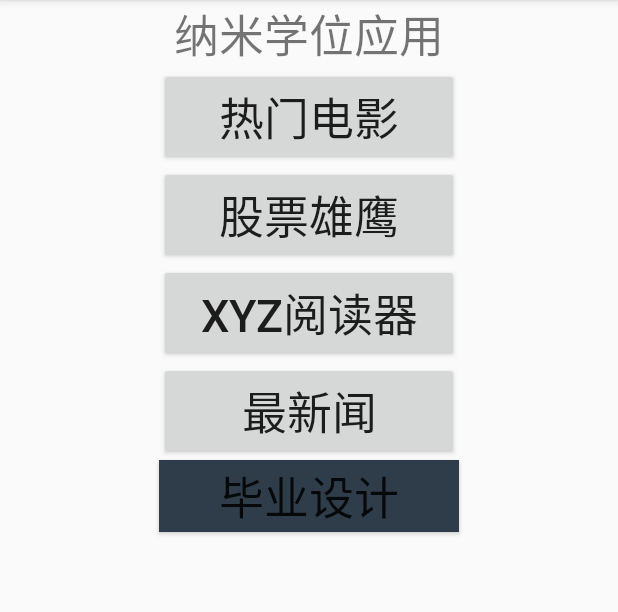
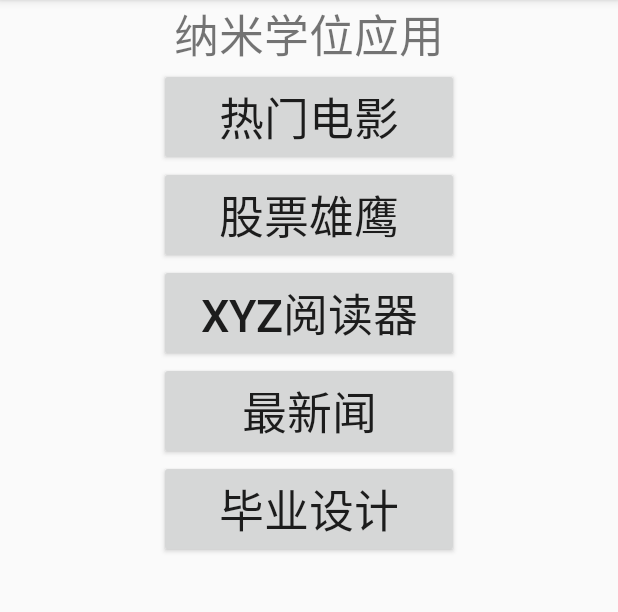
Before and after one commit to ltt19921124/FavoriteToys, an Android app: the screen it shows after launch (MainActivity), on a phone screen of 412 x 824 dp, the part 84-696 px from its top. Run offline under Robolectric (Android 15) with nearby library versions, the phone set to English and light mode, and no system bars.

Commit message:
add button

```diff
--- a/app/src/main/res/layout/activity_main.xml
+++ b/app/src/main/res/layout/activity_main.xml
@@ -50,7 +50,6 @@
         android:layout_height="wrap_content"
         android:layout_gravity="center"
         android:textSize="30sp"
-        android:background="#2E3D49"
         android:text="毕业设计" />
 
 </LinearLayout>
```
